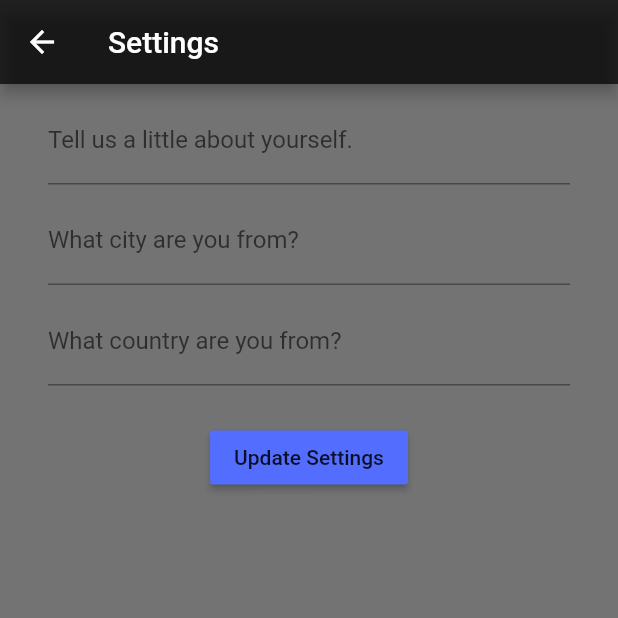
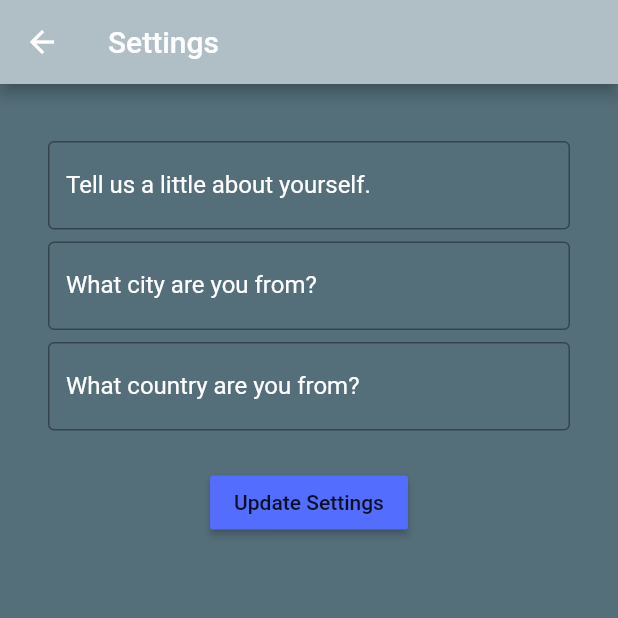
Before and after one commit to Joehill27/CalendarShare, a Flutter app: the SettingsPage screen opened directly, on a phone screen of 412 x 824 dp, the top half of it. Run offline on Flutter 3.47's test engine with Material 2 defaults, Android fonts, the phone set to English and light mode, and no system bars; missing offline and left inert: date_range_picker; accounts and stored records are empty; statements that could not run were skipped.

Commit message:
mobile edit

```diff
--- a/mobile/mobile_calendarshare/lib/group_page.dart
+++ b/mobile/mobile_calendarshare/lib/group_page.dart
@@ -139,7 +139,7 @@ class _GroupPageState extends State<GroupPage> {
                                   ],
                                 ),
                                 onPressed: (){
-                                  //*** */
+
                                 },
                               ),
                               Spacer(),
--- a/mobile/mobile_calendarshare/lib/login.dart
+++ b/mobile/mobile_calendarshare/lib/login.dart
@@ -161,7 +161,7 @@ class _LoginPageState extends State<LoginPage> {
 //                        Navigator.push(context, MaterialPageRoute(
 //                            builder: (context) => HomePage(userId: _userId)
 //                        ));
-//                      },
+//                    },
                       child: new Container(
                         alignment: Alignment.center,
                         height: 60.0,
--- a/mobile/mobile_calendarshare/lib/settings.dart
+++ b/mobile/mobile_calendarshare/lib/settings.dart
@@ -53,12 +53,14 @@ class _SettingsPageState extends State<SettingsPage> {
   @override
   Widget build(BuildContext context) {
     return new Scaffold(
+      backgroundColor: Colors.blueGrey[200],
       appBar: new AppBar(
         title: new Text('Settings'),
-        backgroundColor: Colors.black87,
+        backgroundColor: Colors.blueGrey[200],
       ),
-      body: new Container(
-        color: Colors.black54,
+      body:
+       new Container(
+        color: Colors.blueGrey[600],
         child: new Padding(
           padding: const EdgeInsets.symmetric(
             vertical: 8.0,
@@ -66,12 +68,16 @@ class _SettingsPageState extends State<SettingsPage> {
           ),
           child: new Column(
             children: [
+              SizedBox(height: 30,),
               new Padding(
                 padding: const EdgeInsets.only(bottom: 8.0),
                 child: new TextField(
                     controller: bioController,
                     decoration: new InputDecoration(
                       labelText: 'Tell us a little about yourself.',
+                      labelStyle: TextStyle(color: Colors.white),
+                      border: OutlineInputBorder(borderRadius: BorderRadius.all(Radius.circular(4)))
+
                     )),
               ),
               new Padding(
@@ -79,7 +85,11 @@ class _SettingsPageState extends State<SettingsPage> {
                 child: new TextField(
                     controller: cityController,
                     decoration: new InputDecoration(
+
                       labelText: "What city are you from?",
+                      labelStyle: TextStyle(color: Colors.white),
+                      border: OutlineInputBorder(borderRadius: BorderRadius.all(Radius.circular(4)))
+
                     )),
               ),
               new Padding(
@@ -88,6 +98,8 @@ class _SettingsPageState extends State<SettingsPage> {
                     controller: countryController,
                     decoration: new InputDecoration(
                       labelText: 'What country are you from?',
+                      labelStyle: TextStyle(color: Colors.white),
+                      border: OutlineInputBorder(borderRadius: BorderRadius.all(Radius.circular(4)))
                     )),
               ),
               new Padding(
@@ -97,6 +109,7 @@ class _SettingsPageState extends State<SettingsPage> {
                     return new RaisedButton(
                       color: Colors.indigoAccent,
                       child: new Text('Update Settings'),
+
                       onPressed: () => submitSettings(context),
                     );
                   },
```
Also changed, not shown: mobile/mobile_calendarshare/lib/group_detail_page.dart (+0 -32 lines).
